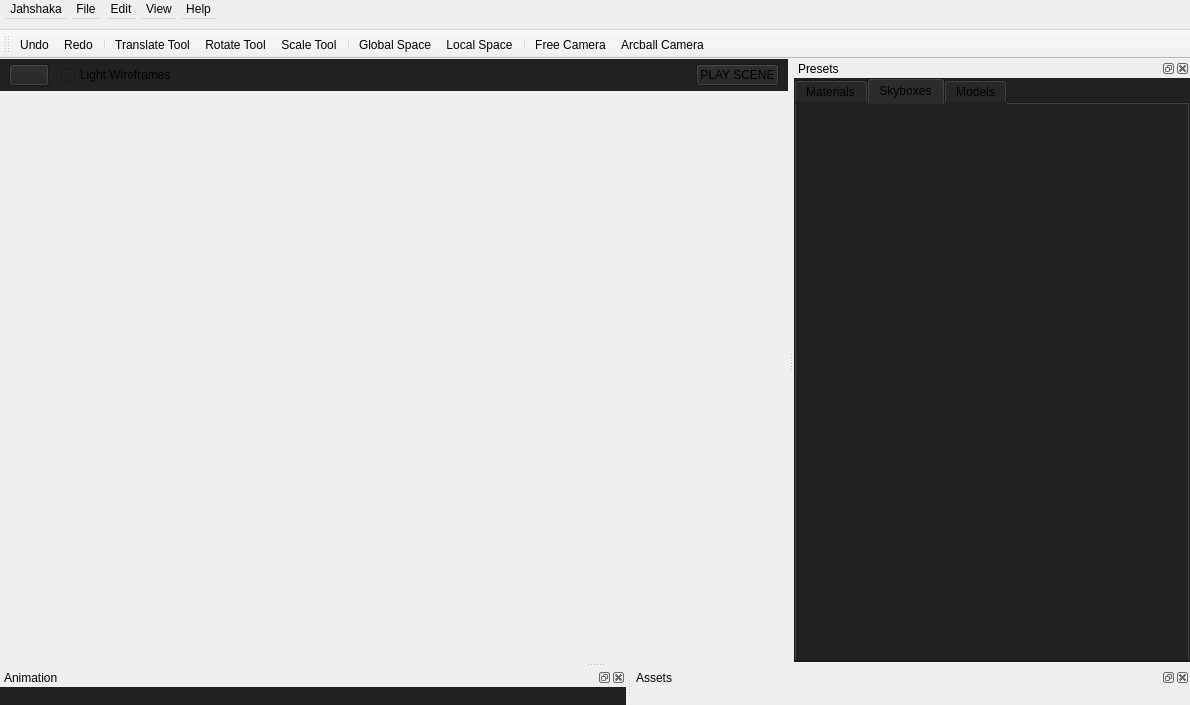
Above: src/mainwindow.ui from jahshaka/Studio before the change. Below: the same form after it.
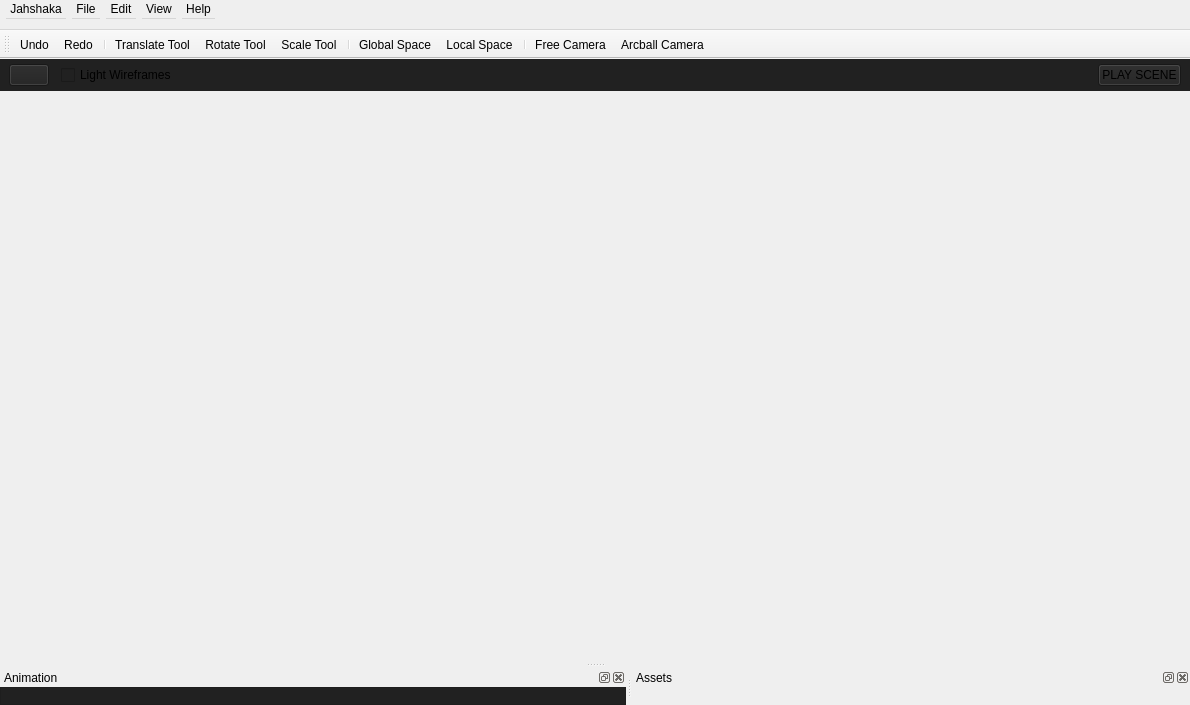
That is the form after the change. The open tabs and pages were chosen to show the change. Icons and pictures are not drawn. Custom widgets are drawn as their Qt base class.

Commit message: Remove promoted preset widgets and dock, minor tweaks

```diff
--- a/src/mainwindow.ui
+++ b/src/mainwindow.ui
@@ -722,160 +722,6 @@
    <addaction name="actionFreeCamera"/>
    <addaction name="actionArcballCam"/>
   </widget>
-  <widget class="QDockWidget" name="PresetsDock">
-   <property name="sizePolicy">
-    <sizepolicy hsizetype="Fixed" vsizetype="Preferred">
-     <horstretch>0</horstretch>
-     <verstretch>0</verstretch>
-    </sizepolicy>
-   </property>
-   <property name="minimumSize">
-    <size>
-     <width>396</width>
-     <height>87</height>
-    </size>
-   </property>
-   <property name="styleSheet">
-    <string notr="true">background: #212121</string>
-   </property>
-   <property name="allowedAreas">
-    <set>Qt::RightDockWidgetArea</set>
-   </property>
-   <property name="windowTitle">
-    <string>Presets</string>
-   </property>
-   <attribute name="dockWidgetArea">
-    <number>2</number>
-   </attribute>
-   <widget class="QWidget" name="dockContents">
-    <property name="sizePolicy">
-     <sizepolicy hsizetype="Preferred" vsizetype="Preferred">
-      <horstretch>0</horstretch>
-      <verstretch>0</verstretch>
-     </sizepolicy>
-    </property>
-    <property name="minimumSize">
-     <size>
-      <width>396</width>
-      <height>0</height>
-     </size>
-    </property>
-    <property name="styleSheet">
-     <string notr="true"/>
-    </property>
-    <layout class="QGridLayout" name="gridLayout_2">
-     <property name="leftMargin">
-      <number>0</number>
-     </property>
-     <property name="topMargin">
-      <number>0</number>
-     </property>
-     <property name="rightMargin">
-      <number>0</number>
-     </property>
-     <property name="bottomMargin">
-      <number>0</number>
-     </property>
-     <item row="0" column="0">
-      <widget class="QTabWidget" name="tabWidget">
-       <property name="sizePolicy">
-        <sizepolicy hsizetype="Preferred" vsizetype="Preferred">
-         <horstretch>0</horstretch>
-         <verstretch>0</verstretch>
-        </sizepolicy>
-       </property>
-       <property name="styleSheet">
-        <string notr="true"/>
-       </property>
-       <property name="currentIndex">
-        <number>0</number>
-       </property>
-       <widget class="QWidget" name="MP_Layout">
-        <attribute name="title">
-         <string>Materials</string>
-        </attribute>
-        <layout class="QGridLayout" name="gridLayout_3">
-         <property name="leftMargin">
-          <number>0</number>
-         </property>
-         <property name="topMargin">
-          <number>0</number>
-         </property>
-         <property name="rightMargin">
-          <number>0</number>
-         </property>
-         <property name="bottomMargin">
-          <number>0</number>
-         </property>
-         <item row="0" column="0">
-          <widget class="MaterialSets" name="materialPresets" native="true">
-           <property name="styleSheet">
-            <string notr="true">border: 0</string>
-           </property>
-          </widget>
-         </item>
-        </layout>
-       </widget>
-       <widget class="QWidget" name="S_Layout">
-        <attribute name="title">
-         <string>Skyboxes</string>
-        </attribute>
-        <layout class="QGridLayout" name="gridLayout_6">
-         <property name="leftMargin">
-          <number>0</number>
-         </property>
-         <property name="topMargin">
-          <number>0</number>
-         </property>
-         <property name="rightMargin">
-          <number>0</number>
-         </property>
-         <property name="bottomMargin">
-          <number>0</number>
-         </property>
-         <property name="spacing">
-          <number>11</number>
-         </property>
-         <item row="0" column="0">
-          <widget class="SkyPresets" name="skyPresets" native="true">
-           <property name="styleSheet">
-            <string notr="true">border: 0</string>
-           </property>
-          </widget>
-         </item>
-        </layout>
-       </widget>
-       <widget class="QWidget" name="M_Layout">
-        <attribute name="title">
-         <string>Models</string>
-        </attribute>
-        <layout class="QGridLayout" name="gridLayout_4">
-         <property name="leftMargin">
-          <number>0</number>
-         </property>
-         <property name="topMargin">
-          <number>0</number>
-         </property>
-         <property name="rightMargin">
-          <number>0</number>
-         </property>
-         <property name="bottomMargin">
-          <number>0</number>
-         </property>
-         <item row="0" column="0">
-          <widget class="ModelPresets" name="modelPresets" native="true">
-           <property name="styleSheet">
-            <string notr="true">border: 0</string>
-           </property>
-          </widget>
-         </item>
-        </layout>
-       </widget>
-      </widget>
-     </item>
-    </layout>
-   </widget>
-  </widget>
   <widget class="QDockWidget" name="AssetsDock">
    <property name="features">
     <set>QDockWidget::AllDockWidgetFeatures</set>
@@ -1170,24 +1016,6 @@
    <header>src/widgets/animationwidget.h</header>
    <container>1</container>
   </customwidget>
-  <customwidget>
-   <class>MaterialSets</class>
-   <extends>QWidget</extends>
-   <header>src/widgets/materialsets.h</header>
-   <container>1</container>
-  </customwidget>
-  <customwidget>
-   <class>ModelPresets</class>
-   <extends>QWidget</extends>
-   <header>src/widgets/modelpresets.h</header>
-   <container>1</container>
-  </customwidget>
-  <customwidget>
-   <class>SkyPresets</class>
-   <extends>QWidget</extends>
-   <header>src/widgets/skypresets.h</header>
-   <container>1</container>
-  </customwidget>
  </customwidgets>
  <resources>
   <include location="../app/icons.qrc"/>
```
The commit also changes 2 other files.
